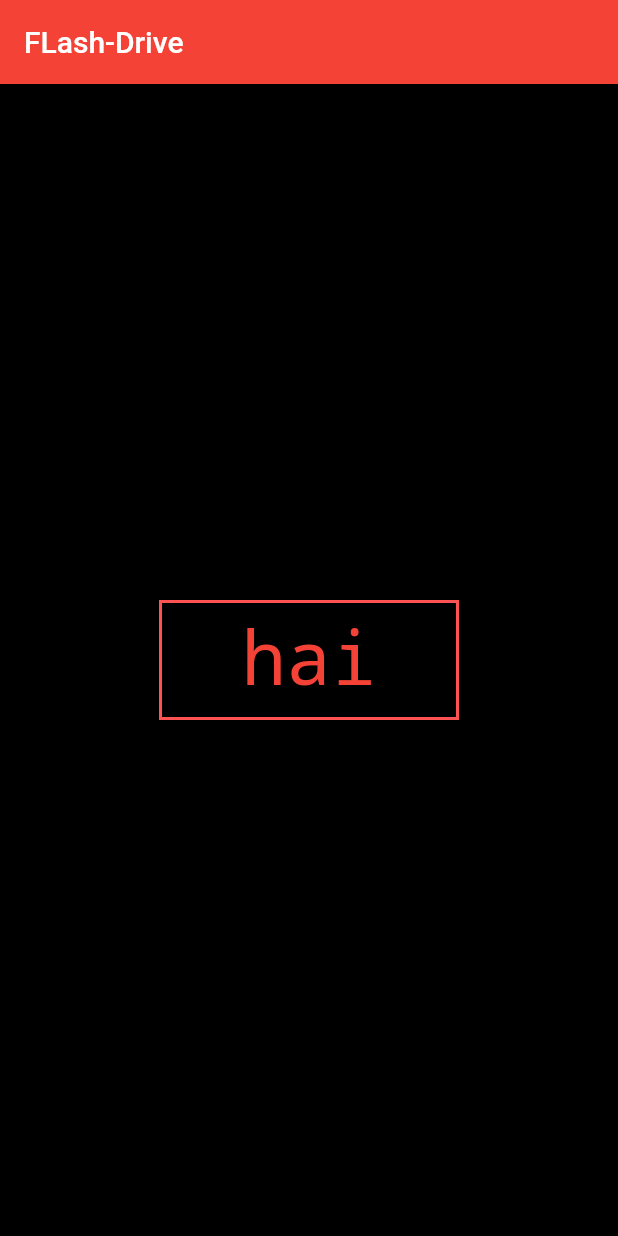
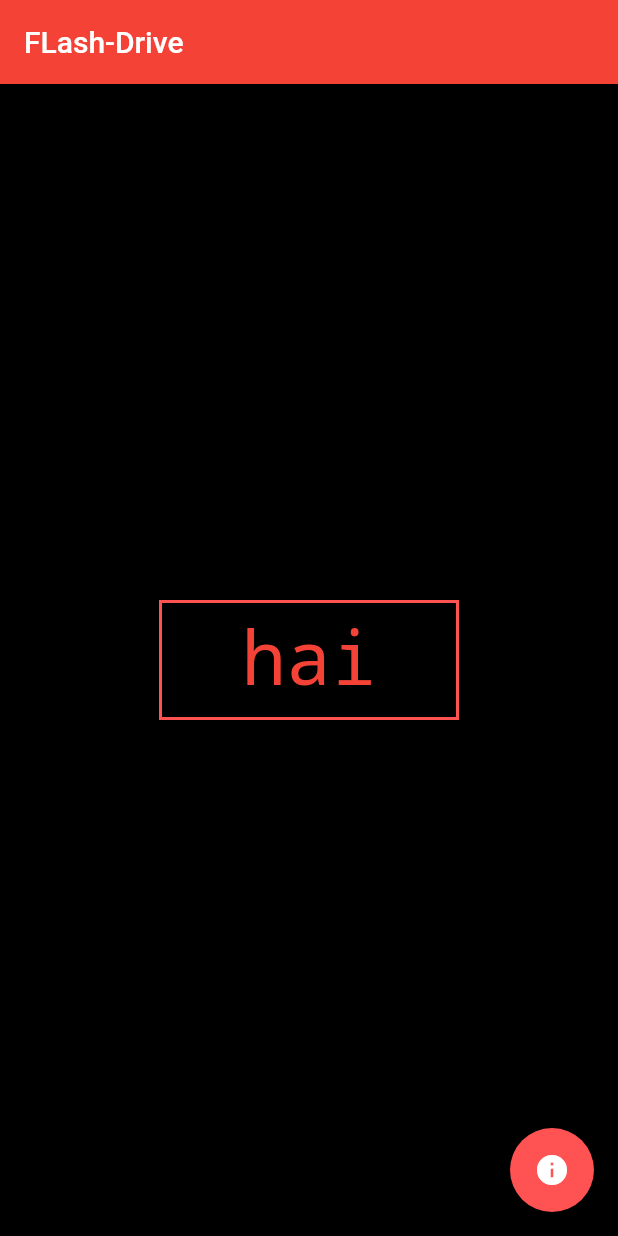
Before and after one commit to GuhaAG/flash-drive, a Flutter app: the screen it shows after launch, on a phone screen of 412 x 824 dp. Run offline on Flutter 3.47's test engine with Material 2 defaults, Android fonts, the phone set to English and light mode, and no system bars.

Commit message:
Feat Add info button and dialog

```diff
--- a/lib/main.dart
+++ b/lib/main.dart
@@ -1,19 +1,34 @@
 import 'package:flutter/material.dart';
 
-void main() => runApp(FlashDriveApp());
+void main() =>
+    runApp(new MaterialApp(title: 'Flash-Drive', home: new FlashDriveApp()));
 
 class FlashDriveApp extends StatelessWidget {
   @override
   Widget build(BuildContext context) {
-    return MaterialApp(
-      title: 'Flash-Drive',
-      home: Scaffold(
+    return Scaffold(
       backgroundColor: Colors.black,
       appBar: AppBar(
         backgroundColor: Colors.red,
         title: const Text('FLash-Drive'),
       ),
-          body: WordButton()),
+      body: WordButton(),
+      floatingActionButton: FloatingActionButton(
+        onPressed: () {
+          showDialog(
+              context: context,
+              builder: (BuildContext context) {
+                return AlertDialog(
+                  backgroundColor: Colors.redAccent,
+                  title: Icon(Icons.info),
+                  content:
+                      Text('TAP to see meaning, LONG PRESS to get next word'),
+                );
+              });
+        },
+        child: Icon(Icons.info),
+        backgroundColor: Colors.redAccent,
+      ),
     );
   }
 }
@@ -35,7 +50,10 @@ class WordButtonState extends State<WordButton> {
     String langValue = wordPair[i]['value'];
 
     return Center(
-      child: MaterialButton(
+        child: Column(
+            mainAxisAlignment: MainAxisAlignment.center,
+            children: <Widget>[
+          MaterialButton(
               child: Text(pressed ? langValue : langKey,
                   style: TextStyle(fontSize: 50, fontFamily: 'monospace')),
               onPressed: () {
@@ -54,8 +72,8 @@ class WordButtonState extends State<WordButton> {
               colorBrightness: Brightness.dark,
               shape: Border.all(width: 2.0, color: Colors.redAccent),
               height: 80,
-          minWidth: 200),
-    );
+              minWidth: 200)
+        ]));
   }
 }
 
```
Lines whose indentation alone changed are shown as unchanged.
